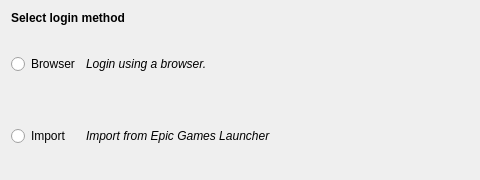
The window that rare/ui/components/dialogs/login/landing_page.ui (RareDevs/Rare) describes before a commit, drawn with Qt 5.
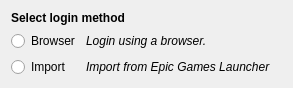
The same window after the commit.

Commit message:
LoginDialog: Calculate a fixed height for the login stack based on width
* Properly find row to insert sid_edit into
* Use lazy evaluation for logging
* Clean the login forms by using separate layouts for the interactive fields

Diff of the .ui file:
```diff
--- a/rare/ui/components/dialogs/login/landing_page.ui
+++ b/rare/ui/components/dialogs/login/landing_page.ui
@@ -6,8 +6,8 @@
    <rect>
     <x>0</x>
     <y>0</y>
-    <width>480</width>
-    <height>180</height>
+    <width>293</width>
+    <height>78</height>
    </rect>
   </property>
   <property name="sizePolicy">
@@ -16,12 +16,6 @@
     <verstretch>0</verstretch>
    </sizepolicy>
   </property>
-  <property name="minimumSize">
-   <size>
-    <width>480</width>
-    <height>180</height>
-   </size>
-  </property>
   <property name="windowTitle">
    <string notr="true">LandingPage</string>
   </property>
```
Left out of the diff: 2 changed lines with no effect on the pictures. The commit also changes 8 other files.
